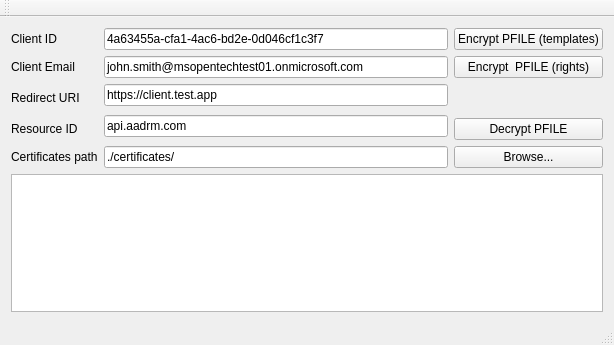
First picture: the form in samples/rms_sample/mainwindow.ui, repository AzureAD/rms-sdk-for-cpp, before the edit.
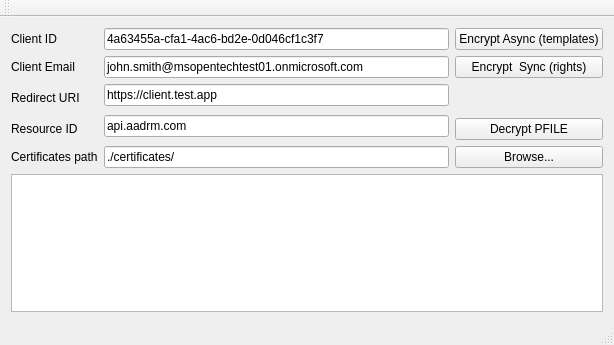
Second picture: the form after the edit.

Commit message: modified for async QT work

The edit to the form file:
```diff
--- a/samples/rms_sample/mainwindow.ui
+++ b/samples/rms_sample/mainwindow.ui
@@ -80,7 +80,7 @@
           <item row="0" column="2">
            <widget class="QPushButton" name="encryptPFILETemplatesButton">
             <property name="text">
-             <string>Encrypt PFILE (templates)</string>
+             <string>Encrypt Async (templates)</string>
             </property>
            </widget>
           </item>
@@ -121,7 +121,7 @@
           <item row="1" column="2">
            <widget class="QPushButton" name="encryptPFILERightsButton">
             <property name="text">
-             <string>Encrypt  PFILE (rights)</string>
+             <string>Encrypt  Sync (rights)</string>
             </property>
            </widget>
           </item>
```
The commit also changes 6 other files.
